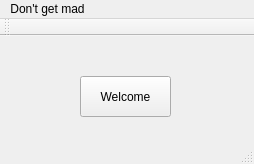
The window that QT_Project_Mensche_Aergere_dich_nicht/mainwindow.ui (TwoPlusPlus/NETB375_Mensche_aergere_dich_nicht) describes before a commit, drawn with Qt 5.
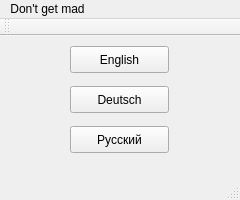
The same window after the commit.

```diff
--- a/QT_Project_Mensche_Aergere_dich_nicht/mainwindow.ui
+++ b/QT_Project_Mensche_Aergere_dich_nicht/mainwindow.ui
@@ -6,8 +6,8 @@
    <rect>
     <x>0</x>
     <y>0</y>
-    <width>254</width>
-    <height>164</height>
+    <width>240</width>
+    <height>200</height>
    </rect>
   </property>
   <property name="windowTitle">
@@ -17,14 +17,40 @@
    <widget class="QPushButton" name="WelcomeButton">
     <property name="geometry">
      <rect>
-      <x>80</x>
-      <y>40</y>
-      <width>91</width>
-      <height>41</height>
+      <x>70</x>
+      <y>10</y>
+      <width>99</width>
+      <height>27</height>
      </rect>
     </property>
     <property name="text">
-     <string>Welcome</string>
+     <string>English</string>
+    </property>
+   </widget>
+   <widget class="QPushButton" name="GermanButton">
+    <property name="geometry">
+     <rect>
+      <x>70</x>
+      <y>50</y>
+      <width>99</width>
+      <height>27</height>
+     </rect>
+    </property>
+    <property name="text">
+     <string>Deutsch</string>
+    </property>
+   </widget>
+   <widget class="QPushButton" name="RussianButton">
+    <property name="geometry">
+     <rect>
+      <x>70</x>
+      <y>90</y>
+      <width>99</width>
+      <height>27</height>
+     </rect>
+    </property>
+    <property name="text">
+     <string>Русский</string>
     </property>
    </widget>
   </widget>
@@ -33,7 +59,7 @@
     <rect>
      <x>0</x>
      <y>0</y>
-     <width>254</width>
+     <width>240</width>
      <height>25</height>
     </rect>
    </property>
```
Left out of the diff: 42 changed lines with no effect on the pictures.
